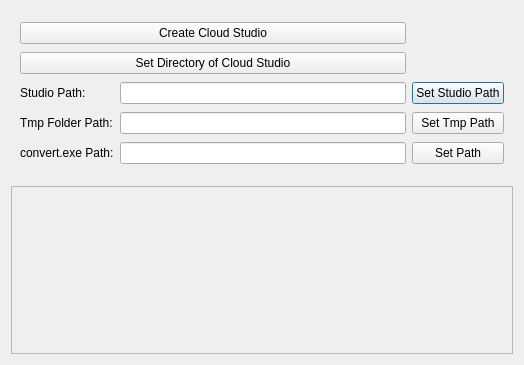
volodya-renderberg/lineyka, file ui/qt_settings.ui: the form before one commit.
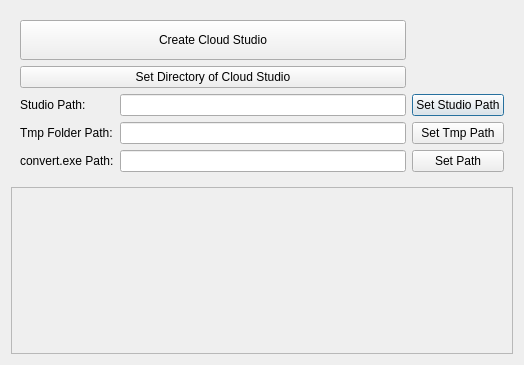
The form after the commit.

The edit to the form file:
```diff
--- a/ui/qt_settings.ui
+++ b/ui/qt_settings.ui
@@ -88,6 +88,12 @@
         <property name="enabled">
          <bool>true</bool>
         </property>
+        <property name="minimumSize">
+         <size>
+          <width>0</width>
+          <height>40</height>
+         </size>
+        </property>
         <property name="text">
          <string>Create Cloud Studio</string>
         </property>
```
